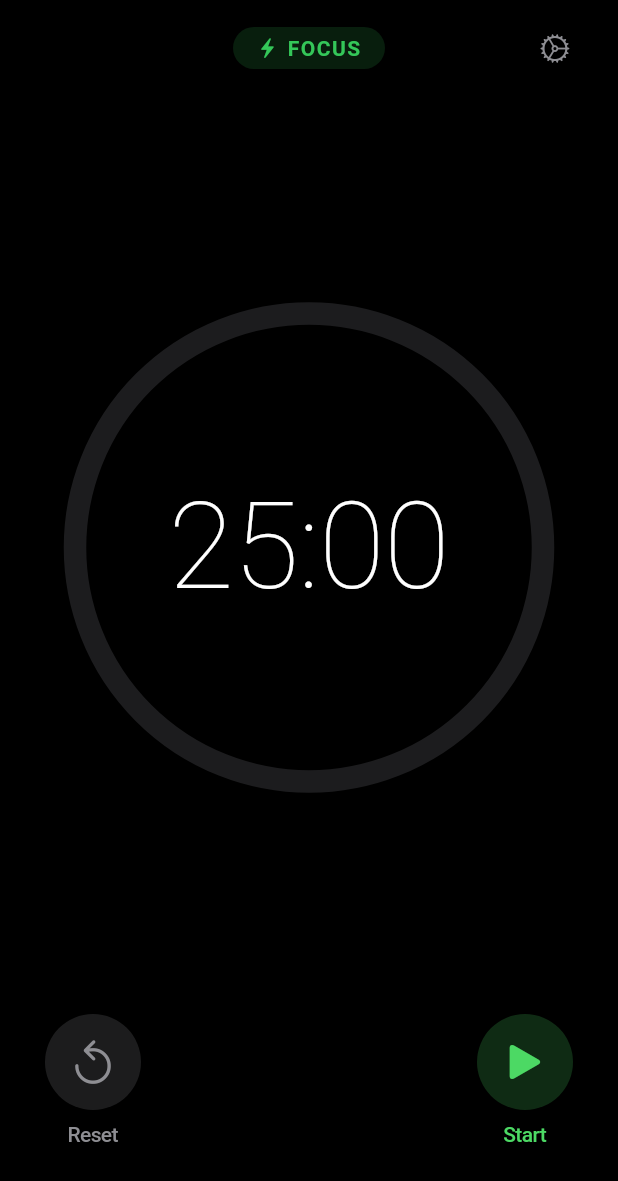
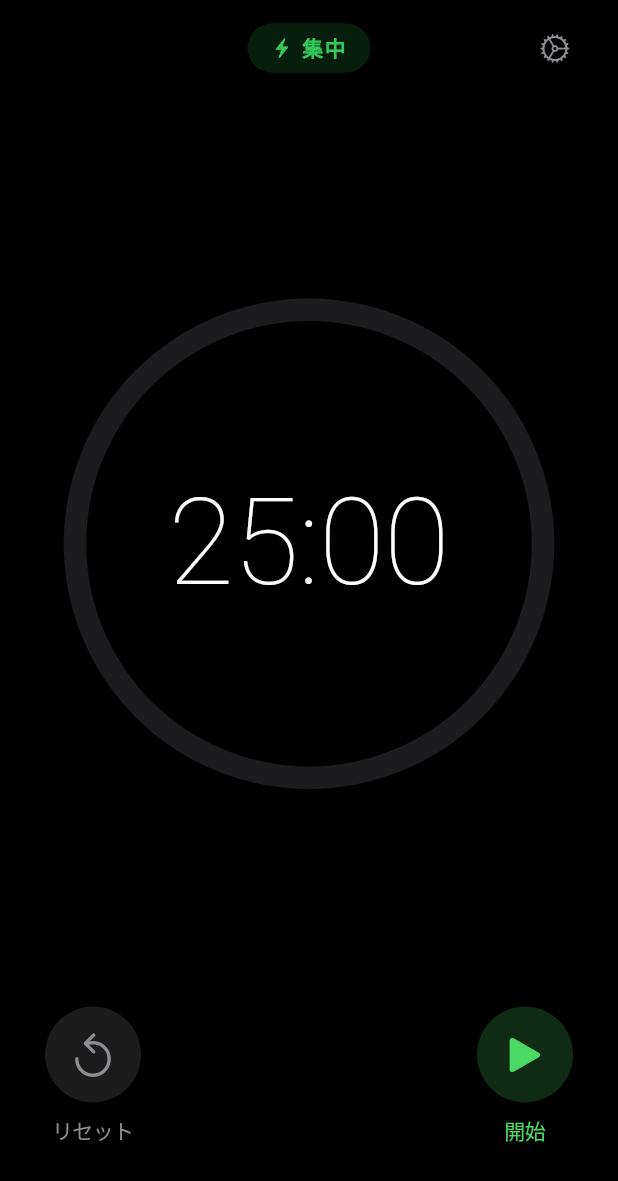
Before and after one commit to kkawakita-work/pomodoro-timer, a Flutter app: the screen it shows after launch, on a phone screen of 412 x 824 dp. Shown: the top 1181 px of the screen. Run offline on Flutter 3.47's test engine with Material 3 defaults, Android fonts, the phone set to English and light mode, and no system bars; our stand-ins replace firebase_core; missing offline and left inert: flutter_vibrate; accounts and stored records are empty.

Commit message:
時間設定UIの日本語化対応
- AppLocalizationsクラスを追加し、UI文言を日本語化
- flutter_localizationsを導入し、CupertinoTimerPickerの単位を日本語化
- CupertinoAppのロケールをja_JPに設定

Co-authored-by: kkawakita-work <260827171+kkawakita-work@users.noreply.github.com>

```diff
--- a/lib/main.dart
+++ b/lib/main.dart
@@ -3,6 +3,25 @@ import 'package:flutter/cupertino.dart';
 import 'package:flutter/services.dart';
 import 'package:provider/provider.dart';
 import 'package:flutter_vibrate/flutter_vibrate.dart';
+import 'package:flutter_localizations/flutter_localizations.dart';
+
+class AppLocalizations {
+  static const Map<String, String> _ja = {
+    'focus': '集中',
+    'break': '休憩',
+    'reset': 'リセット',
+    'start': '開始',
+    'stop': '停止',
+    'settings': '設定',
+    'settings_message': '集中時間と休憩時間を設定します',
+    'focus_duration': '集中時間',
+    'break_duration': '休憩時間',
+    'cancel': 'キャンセル',
+    'done': '完了',
+  };
+
+  static String get(String key) => _ja[key] ?? key;
+}
 
 void main() {
   runApp(
@@ -26,6 +45,15 @@ class PomodoroApp extends StatelessWidget {
         scaffoldBackgroundColor: CupertinoColors.black,
         primaryColor: CupertinoColors.white,
       ),
+      localizationsDelegates: [
+        GlobalMaterialLocalizations.delegate,
+        GlobalWidgetsLocalizations.delegate,
+        GlobalCupertinoLocalizations.delegate,
+      ],
+      supportedLocales: [
+        Locale('ja', 'JP'),
+      ],
+      locale: Locale('ja', 'JP'),
       home: HomeScreen(),
     );
   }
@@ -165,7 +193,7 @@ class HomeScreen extends StatelessWidget {
                         ),
                         const SizedBox(width: 6),
                         Text(
-                          isFocus ? 'FOCUS' : 'BREAK',
+                          isFocus ? AppLocalizations.get('focus') : AppLocalizations.get('break'),
                           style: TextStyle(
                             fontSize: 14,
                             fontWeight: FontWeight.w600,
@@ -224,7 +252,7 @@ class HomeScreen extends StatelessWidget {
                 children: [
                   // Reset Button
                   _CupertinoTimerButton(
-                    label: 'Reset',
+                    label: AppLocalizations.get('reset'),
                     icon: CupertinoIcons.arrow_counterclockwise,
                     color: CupertinoColors.systemGrey,
                     onPressed: timerService.resetTimer,
@@ -232,7 +260,7 @@ class HomeScreen extends StatelessWidget {
 
                   // Start/Stop Button
                   _CupertinoTimerButton(
-                    label: timerService.isRunning ? 'Stop' : 'Start',
+                    label: timerService.isRunning ? AppLocalizations.get('stop') : AppLocalizations.get('start'),
                     icon: timerService.isRunning ? CupertinoIcons.pause_fill : CupertinoIcons.play_fill,
                     color: timerService.isRunning ? const Color(0xFFFF3B30) : const Color(0xFF4CD964), // Red : Green
                     onPressed: timerService.isRunning ? timerService.stopTimer : timerService.startTimer,
@@ -251,18 +279,18 @@ class HomeScreen extends StatelessWidget {
     showCupertinoModalPopup(
       context: context,
       builder: (context) => CupertinoActionSheet(
-        title: const Text('Settings'),
-        message: const Text('Set durations for focus and break sessions'),
+        title: Text(AppLocalizations.get('settings')),
+        message: Text(AppLocalizations.get('settings_message')),
         actions: [
           CupertinoActionSheetAction(
-            child: const Text('Focus Duration'),
+            child: Text(AppLocalizations.get('focus_duration')),
             onPressed: () {
               Navigator.pop(context);
               _showDurationPicker(context, timerService, true);
             },
           ),
           CupertinoActionSheetAction(
-            child: const Text('Break Duration'),
+            child: Text(AppLocalizations.get('break_duration')),
             onPressed: () {
               Navigator.pop(context);
               _showDurationPicker(context, timerService, false);
@@ -271,7 +299,7 @@ class HomeScreen extends StatelessWidget {
         ],
         cancelButton: CupertinoActionSheetAction(
           isDefaultAction: true,
-          child: const Text('Cancel'),
+          child: Text(AppLocalizations.get('cancel')),
           onPressed: () => Navigator.pop(context),
         ),
       ),
@@ -301,7 +329,7 @@ class HomeScreen extends StatelessWidget {
               ),
             ),
             CupertinoButton(
-              child: const Text('Done'),
+              child: Text(AppLocalizations.get('done')),
               onPressed: () => Navigator.pop(context),
             ),
           ],
--- a/pubspec.yaml
+++ b/pubspec.yaml
@@ -34,6 +34,9 @@ dependencies:
   # The following adds the Cupertino Icons font to your application.
   # Use with the CupertinoIcons class for iOS style icons.
   cupertino_icons: ^1.0.8
+  flutter_localizations:
+    sdk: flutter
+  intl: ^0.20.2
   provider: ^6.1.5+1
   shared_preferences: ^2.5.4
   flutter_vibrate: ^1.3.0
```
Also changed, not shown: pubspec.lock.
